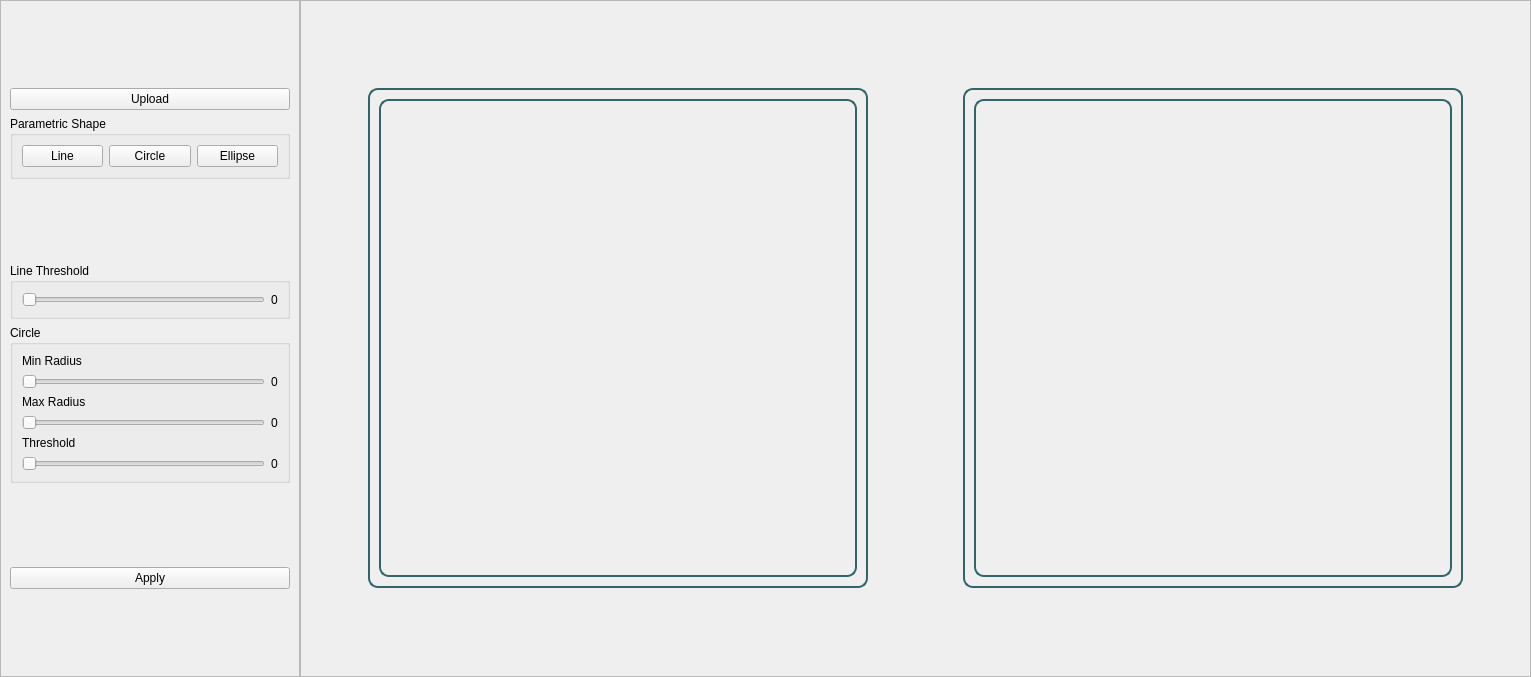
The window that Task1/UI/houghtransormwidget.ui (SBME2025-ComputerVision/Task1_CV_CPP) describes before a commit, drawn with Qt 5.
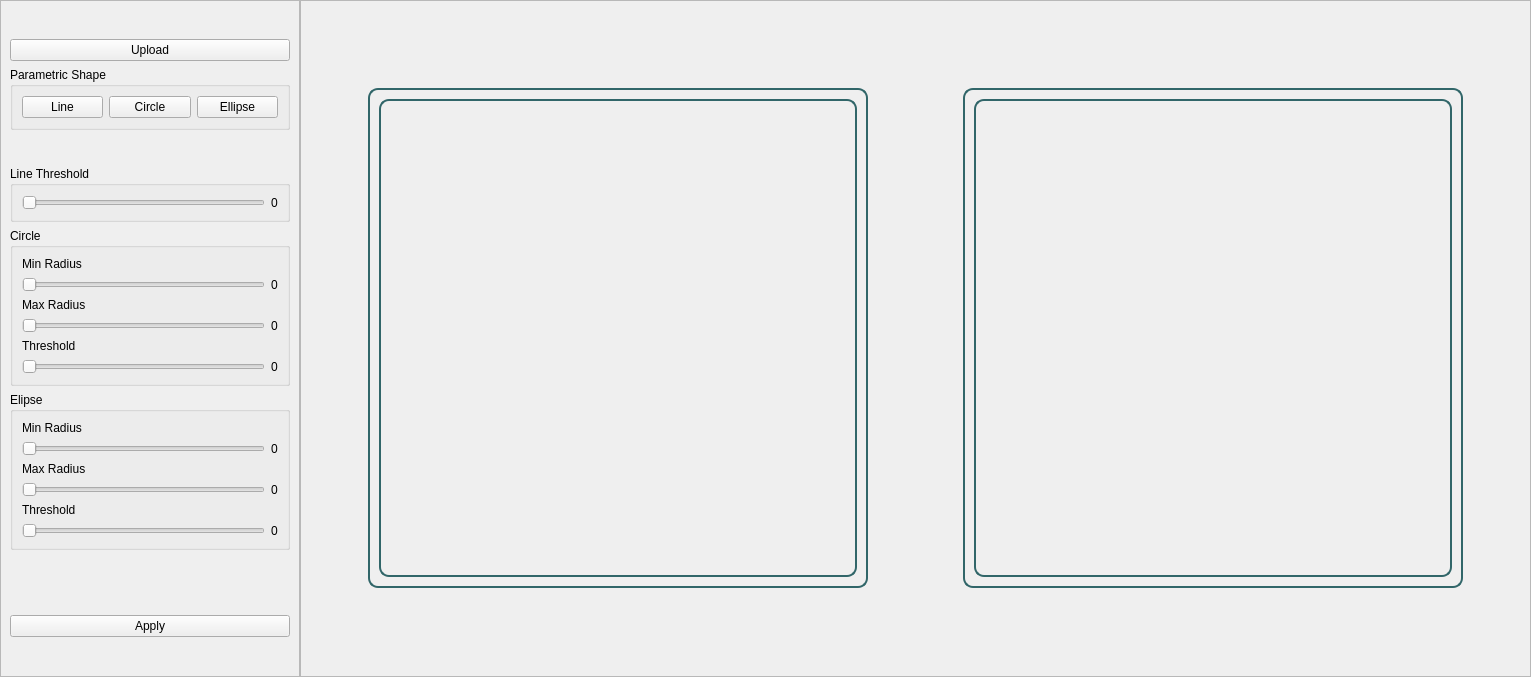
The same window after the commit.

Commit message: Migrate Elipse Detection to Imp2

```diff
--- a/Task1/UI/houghtransormwidget.ui
+++ b/Task1/UI/houghtransormwidget.ui
@@ -43,7 +43,7 @@
      <property name="frameShadow">
       <enum>QFrame::Raised</enum>
      </property>
-     <layout class="QVBoxLayout" name="verticalLayout_4">
+     <layout class="QVBoxLayout" name="verticalLayout_5">
       <item>
        <spacer name="verticalSpacer_2">
         <property name="orientation">
@@ -214,6 +214,90 @@
         </layout>
        </widget>
       </item>
+      <item>
+       <widget class="QGroupBox" name="groupBox_4">
+        <property name="title">
+         <string>Elipse</string>
+        </property>
+        <layout class="QVBoxLayout" name="verticalLayout_4">
+         <item>
+          <widget class="QLabel" name="label_4">
+           <property name="text">
+            <string>Min Radius</string>
+           </property>
+          </widget>
+         </item>
+         <item>
+          <layout class="QHBoxLayout" name="horizontalLayout_7">
+           <item>
+            <widget class="QSlider" name="minElipseRadiusSlider">
+             <property name="orientation">
+              <enum>Qt::Horizontal</enum>
+             </property>
+            </widget>
+           </item>
+           <item>
+            <widget class="QLabel" name="minElipseRadiusValue">
+             <property name="text">
+              <string>0</string>
+             </property>
+            </widget>
+           </item>
+          </layout>
+         </item>
+         <item>
+          <widget class="QLabel" name="label_5">
+           <property name="text">
+            <string>Max Radius</string>
+           </property>
+          </widget>
+         </item>
+         <item>
+          <layout class="QHBoxLayout" name="horizontalLayout_9">
+           <item>
+            <widget class="QSlider" name="maxElipseRadiusSlider">
+             <property name="orientation">
+              <enum>Qt::Horizontal</enum>
+             </property>
+            </widget>
+           </item>
+           <item>
+            <widget class="QLabel" name="maxElipseRadiusValue">
+             <property name="text">
+              <string>0</string>
+             </property>
+            </widget>
+           </item>
+          </layout>
+         </item>
+         <item>
+          <widget class="QLabel" name="label_6">
+           <property name="text">
+            <string>Threshold</string>
+           </property>
+          </widget>
+         </item>
+         <item>
+          <layout class="QHBoxLayout" name="horizontalLayout_10">
+           <item>
+            <widget class="QSlider" name="elipseThresholdSlider">
+             <property name="orientation">
+              <enum>Qt::Horizontal</enum>
+             </property>
+            </widget>
+           </item>
+           <item>
+            <widget class="QLabel" name="elipseThresholdValue">
+             <property name="text">
+              <string>0</string>
+             </property>
+            </widget>
+           </item>
+          </layout>
+         </item>
+        </layout>
+       </widget>
+      </item>
       <item>
        <spacer name="verticalSpacer">
         <property name="orientation">
```
The commit also changes 4 other files.
